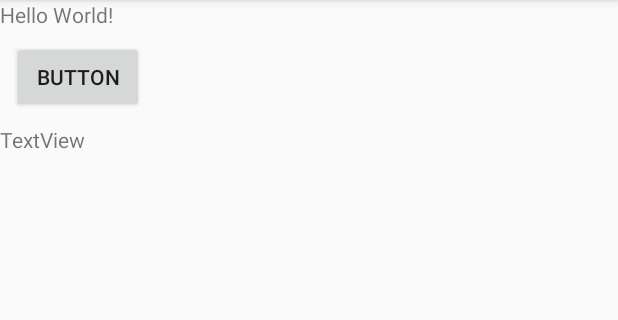
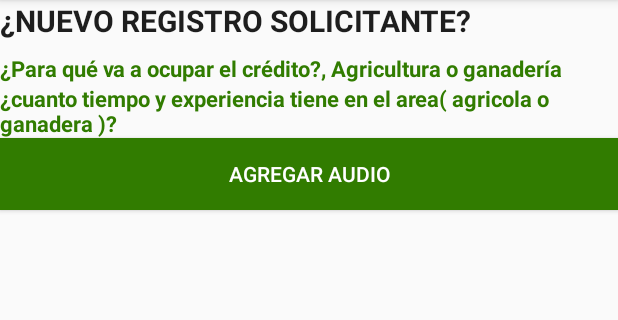
Before and after one commit to pedcru/Hackafestmobile, an Android app: the fragment AudioFragment shown on its own in the app's theme, on a phone screen of 412 x 824 dp, the part 84-404 px from its top. Run offline under Robolectric (Android 15) with nearby library versions, the light colour scheme and no system bars.

Commit message:
fragment audio

```diff
--- a/app/src/main/res/layout/fragment_audio.xml
+++ b/app/src/main/res/layout/fragment_audio.xml
@@ -4,28 +4,42 @@
     android:layout_height="match_parent">
 
     <TextView
-        android:layout_width="wrap_content"
+        android:id="@+id/textView2"
+        android:layout_width="match_parent"
+        android:layout_height="35dp"
+        android:text="¿NUEVO REGISTRO SOLICITANTE?"
+        android:textColor="#1e1e1e"
+        style="@style/title" />
+
+    <TextView
+        android:id="@+id/textView4"
+        android:layout_width="match_parent"
         android:layout_height="wrap_content"
-        android:text="Hello World!"
-        android:id="@+id/textView" />
+        android:text="¿Para qué va a ocupar el crédito?, Agricultura o ganadería "
+        style="@style/subtitle"
+        />
+
+    <TextView
+        android:id="@+id/textView3"
+        android:layout_width="match_parent"
+        android:layout_height="wrap_content"
+        android:text="¿cuanto tiempo y experiencia tiene en el area( agricola o ganadera )?"
+        style="@style/subtitle"
+        />
 
     <Button
         android:id="@+id/button"
-        android:layout_width="wrap_content"
+        style="@style/primarybutton"
+        android:layout_width="match_parent"
         android:layout_height="wrap_content"
-        android:text="Button"
-        android:layout_marginRight="8dp"
-        android:layout_marginLeft="8dp"
-        android:layout_marginTop="8dp"
-        android:layout_marginBottom="8dp"/>
+        android:text="Agregar Audio"
+
+        />
 
     <TextView
         android:id="@+id/porcentaje"
         android:layout_width="wrap_content"
         android:layout_height="wrap_content"
-        android:text="TextView" />
-
-
-
+        android:text="" />
 
 </LinearLayout>
--- a/app/src/main/res/values/styles.xml
+++ b/app/src/main/res/values/styles.xml
@@ -29,6 +29,7 @@
         <item name="android:textColor">@color/colorPrimaryDark</item>
         <item name="android:textSize">22px</item>
         <item name="android:textStyle">bold</item>
+        <item name="android:bottom">15px</item>
     </style>
 
     <style name="primarybutton">
```
Also changed, not shown: app/src/main/java/com/example/hackafest/MainActivity.java (+0 -12 lines), app/src/main/res/layout/fragment_gallery.xml (+11 -8 lines), 6 other files.
